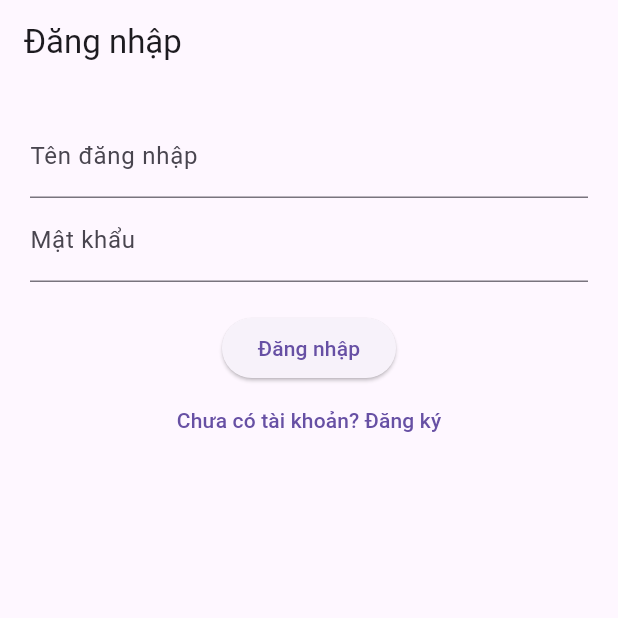
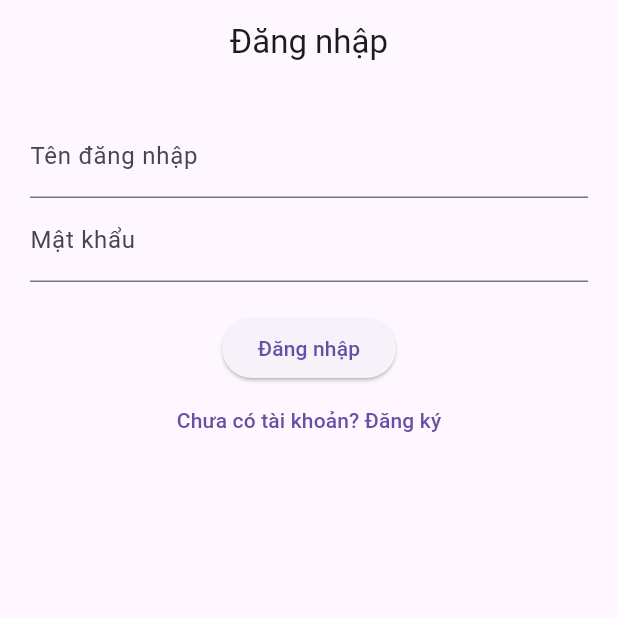
Before and after one commit to SubsectorKirisakyia/project-5, a Flutter app: the screen it shows after launch, on a phone screen of 412 x 824 dp, the top half of it. Run offline on Flutter 3.47's test engine with Material 3 defaults, Android fonts, the phone set to English and light mode, and no system bars.

Commit message:
Redirect Changes

```diff
--- a/dormitory_ui/lib/main.dart
+++ b/dormitory_ui/lib/main.dart
@@ -1,6 +1,6 @@
 import 'package:flutter/material.dart';
-import 'login_page.dart';
-import 'register_page.dart';
+import 'user_management/login_page.dart';
+import 'user_management/register_page.dart';
 
 void main() {
   runApp(const MyApp());
--- a/dormitory_ui/lib/login_page.dart
+++ b/dormitory_ui/lib/user_management/login_page.dart
@@ -42,7 +42,7 @@ class _LoginPageState extends State<LoginPage> {
   @override
   Widget build(BuildContext context) {
     return Scaffold(
-      appBar: AppBar(title: const Text('Đăng nhập')),
+      appBar: AppBar(title: const Text('Đăng nhập'), centerTitle: true),
       body: Padding(
         padding: const EdgeInsets.all(20),
         child: Column(
```
Also changed, not shown: dormitory_ui/lib/user_management/register_page.dart (renamed from dormitory_ui/lib/register_page.dart), 1 other file.
